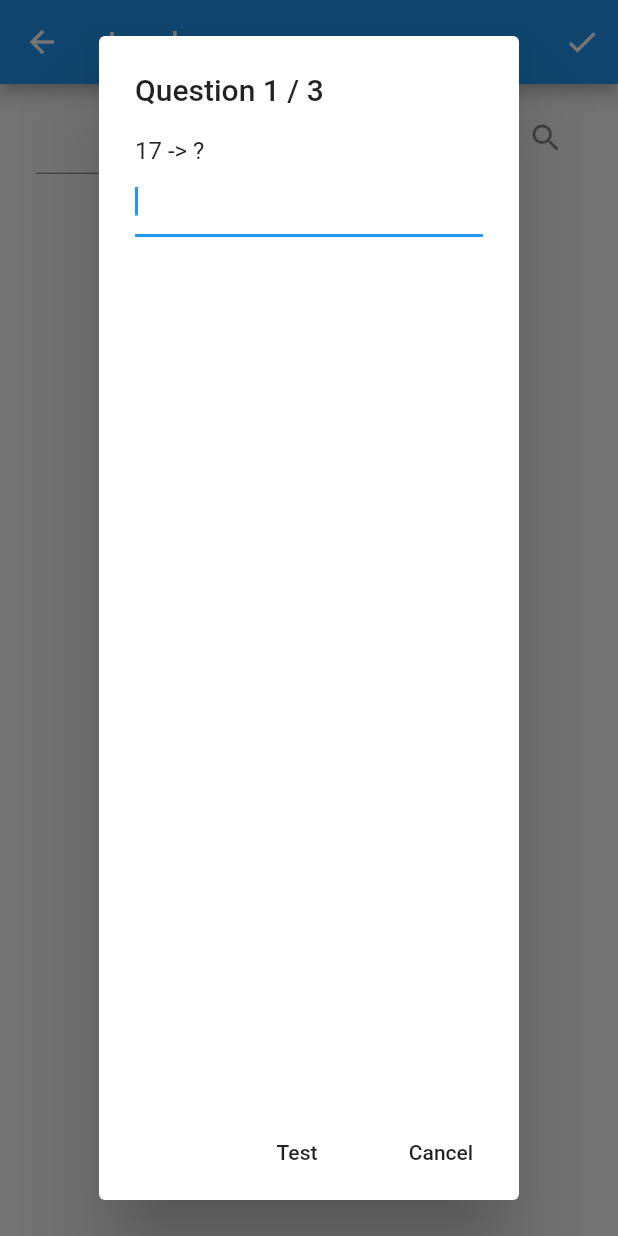
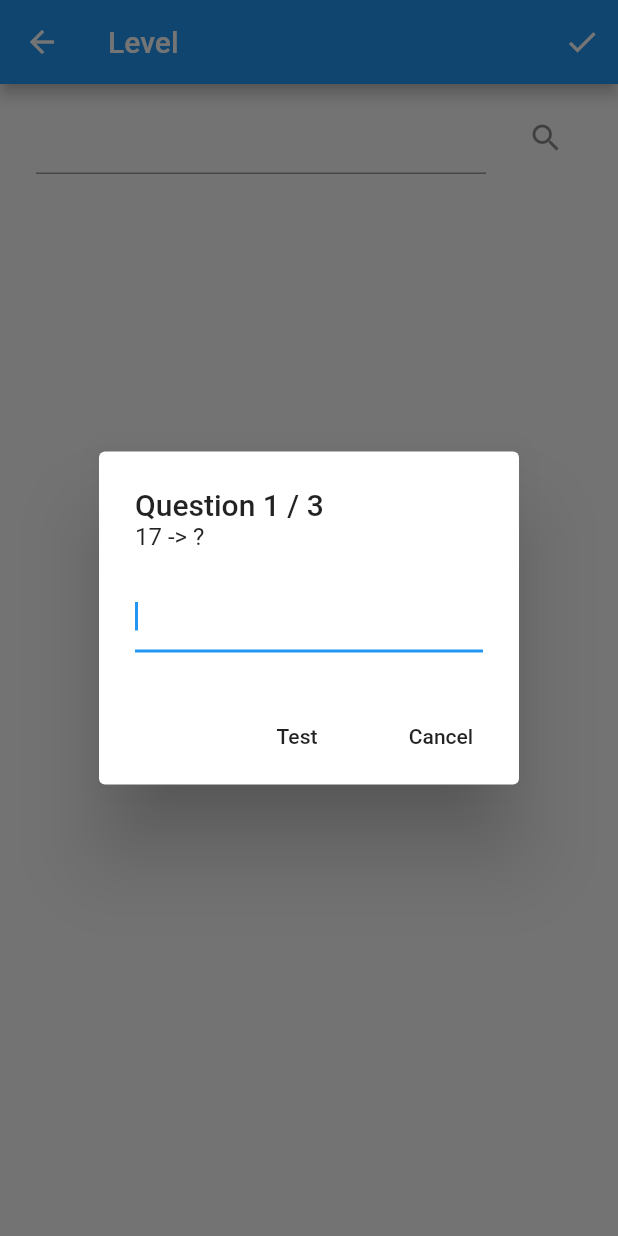
Before and after one commit to dendi239/blackbox-flutter, a Flutter app: the Level screen opened directly with empty values, after a tap on the "check" icon, on a phone screen of 412 x 824 dp. Run offline on Flutter 3.47's test engine with Material 2 defaults, Android fonts, the phone set to English and light mode, and no system bars.

Commit message:
Update solve dialog

```diff
--- a/lib/scenes/level/solve.dart
+++ b/lib/scenes/level/solve.dart
@@ -55,21 +55,23 @@ class _SolveWidget extends State<SolveWidget> {
   @override
   Widget build(BuildContext context) {
     return AlertDialog(
-      title: Text('Question $tries / $solveTriesCount'),
-      content: Container(
-        child: Column(
+      title: Column(
+        mainAxisAlignment: MainAxisAlignment.spaceBetween,
         crossAxisAlignment: CrossAxisAlignment.start,
         children: [
-            Text('$number -> ?'),
-            TextField(
+          Text('Question $tries / $solveTriesCount'),
+          Text(
+            '$number -> ?',
+            style: Theme.of(context).textTheme.subhead,
+          ),
+        ],
+      ),
+      content: TextField(
         autofocus: true,
         keyboardAppearance: Theme.of(context).brightness,
         keyboardType: TextInputType.number,
         onChanged: (text) => guess = num.parse(text),
         onEditingComplete: () => _guess(number, guess),
-            ),
-          ],
-        ),
       ),
       actions: <Widget>[
         FlatButton(
```
Lines whose indentation alone changed are shown as unchanged.
